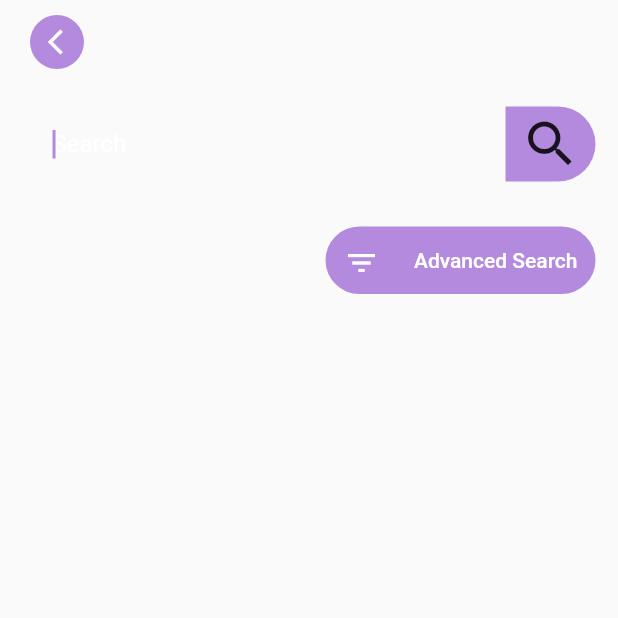
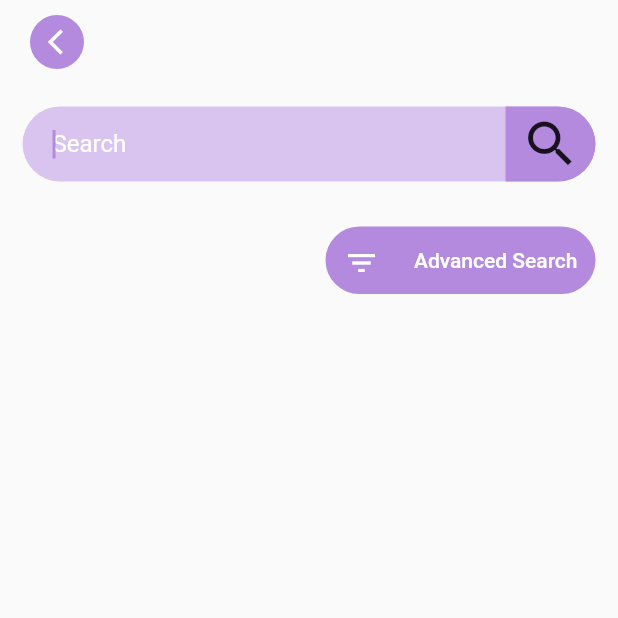
Before and after one commit to ahmadghauri-codercrew/ai_food, a Flutter app: the SearchScreen screen opened directly, on a phone screen of 412 x 824 dp, the top half of it. Run offline on Flutter 3.47's test engine with Material 2 defaults, Android fonts, the phone set to English and light mode, and no system bars; our stand-ins replace cached_network_image, dio, firebase_auth, firebase_core, flutter_otp_text_field, google_nav_bar and 4 more; accounts and stored records are empty.

Commit message:
Ui updated

```diff
--- a/lib/View/HomeScreen/search_screen.dart
+++ b/lib/View/HomeScreen/search_screen.dart
@@ -66,7 +66,14 @@ class _SearchScreenState extends State<SearchScreen> {
         padding: const EdgeInsets.all(15.0),
         child: Column(
           children: [
-            Row(
+            Container(
+              width: width,
+              height: 50,
+              decoration: BoxDecoration(
+                color: const Color(0xffd9c4ef),
+                borderRadius: BorderRadius.circular(100),
+              ),
+              child: Row(
                 mainAxisAlignment: MainAxisAlignment.spaceBetween,
                 children: [
                   Padding(
@@ -108,6 +115,7 @@ class _SearchScreenState extends State<SearchScreen> {
                     child: const Icon(Icons.search_outlined, size: 40),
                   ),
                 ],
+              ),
             ),
             SizedBox(
               height: 30,
```
Lines whose indentation alone changed are shown as unchanged.
